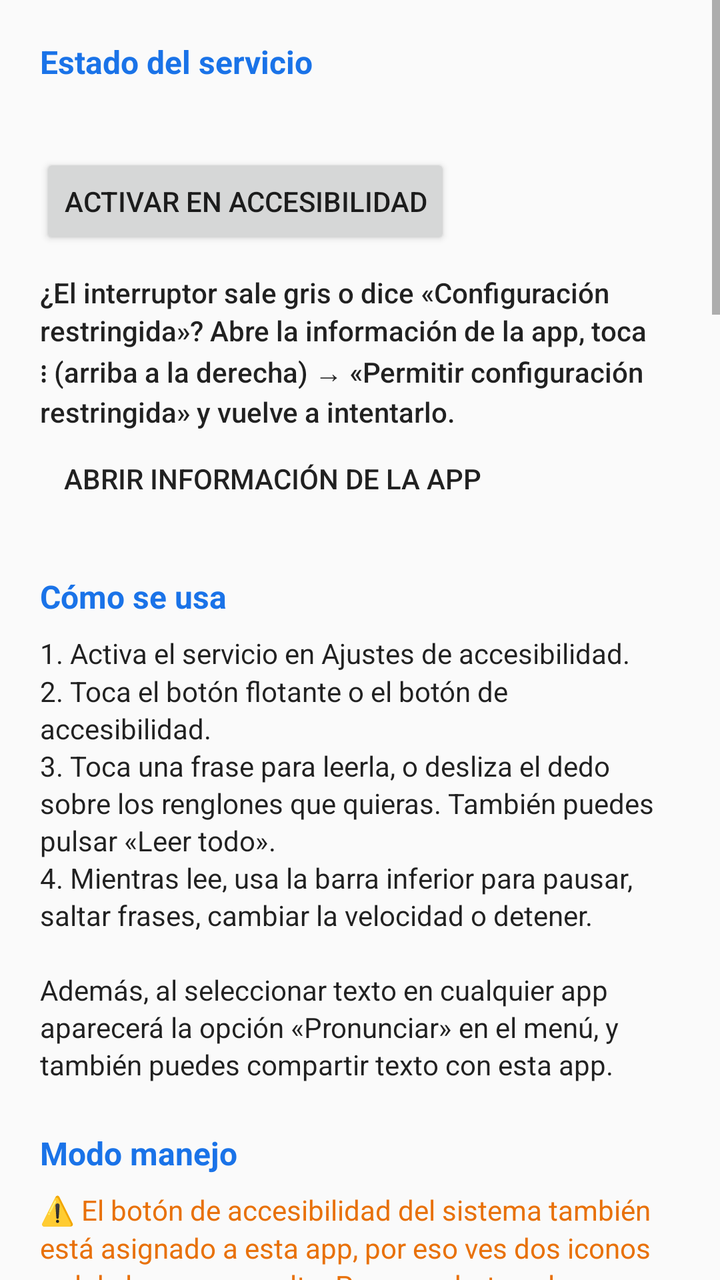
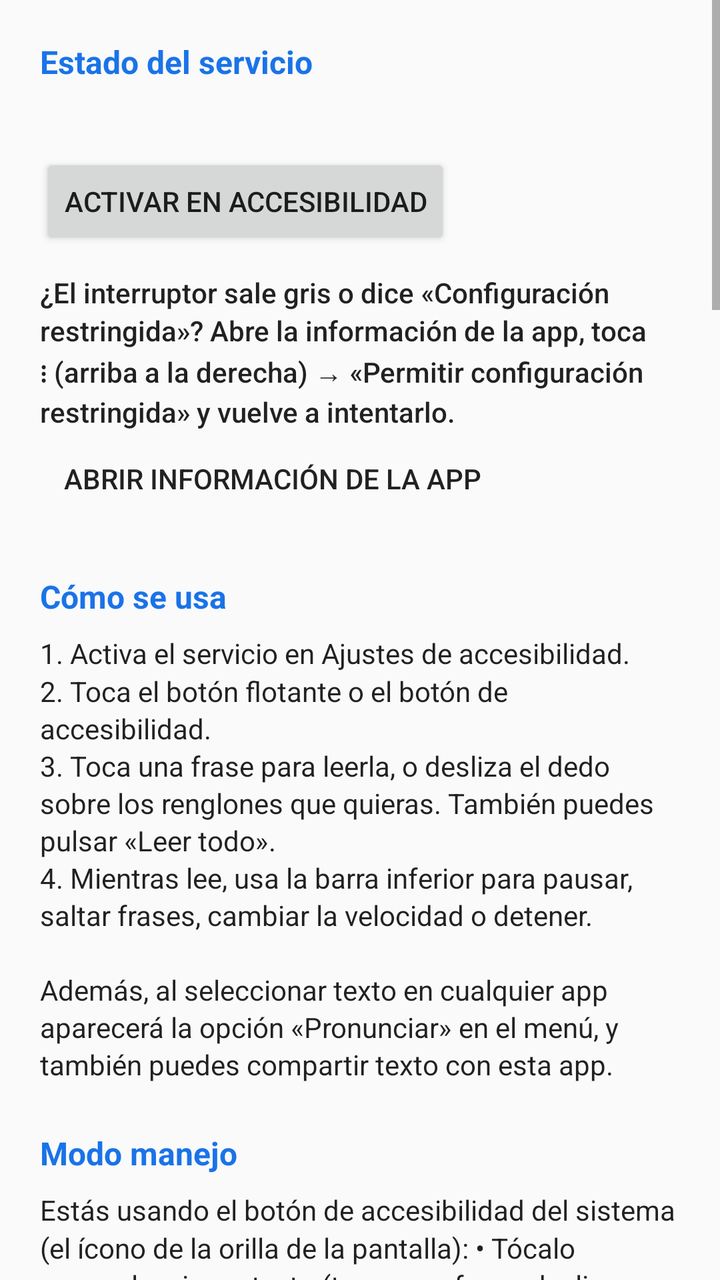

Before-and-after screenshots of an Android layout around one commit, followed by the original layout XML and the change that was made.
<!-- AndroidManifest.xml: application theme AppTheme -->
<!-- res/layout/activity_main.xml -->
<?xml version="1.0" encoding="utf-8"?>
<ScrollView xmlns:android="http://schemas.android.com/apk/res/android"
    android:layout_width="match_parent"
    android:layout_height="match_parent"
    android:fitsSystemWindows="true">

    <LinearLayout
        android:layout_width="match_parent"
        android:layout_height="wrap_content"
        android:orientation="vertical"
        android:padding="@dimen/screen_padding">

        <TextView
            style="@style/SectionTitle"
            android:layout_marginTop="0dp"
            android:text="@string/status_title" />

        <TextView
            android:id="@+id/status_text"
            android:layout_width="match_parent"
            android:layout_height="wrap_content"
            android:textAppearance="@android:style/TextAppearance.Material.Body1" />

        <Button
            android:id="@+id/open_settings"
            android:layout_width="wrap_content"
            android:layout_height="wrap_content"
            android:layout_marginTop="8dp"
            android:text="@string/open_accessibility_settings" />

        <TextView
            android:id="@+id/restricted_help"
            android:layout_width="match_parent"
            android:layout_height="wrap_content"
            android:layout_marginTop="12dp"
            android:lineSpacingMultiplier="1.15"
            android:text="@string/restricted_help"
            android:textAppearance="@android:style/TextAppearance.Material.Body2" />

        <Button
            android:id="@+id/allow_restricted"
            style="?android:attr/borderlessButtonStyle"
            android:layout_width="wrap_content"
            android:layout_height="wrap_content"
            android:text="@string/allow_restricted" />

        <TextView
            style="@style/SectionTitle"
            android:text="@string/how_to_title" />

        <TextView
            android:layout_width="match_parent"
            android:layout_height="wrap_content"
            android:lineSpacingMultiplier="1.15"
            android:text="@string/how_to_body"
            android:textAppearance="@android:style/TextAppearance.Material.Body1" />

        <TextView
            style="@style/SectionTitle"
            android:text="@string/driving_title" />

        <TextView
            android:id="@+id/system_button_warning"
            android:layout_width="match_parent"
            android:layout_height="wrap_content"
            android:lineSpacingMultiplier="1.15"
            android:text="@string/system_button_warning"
            android:textAppearance="@android:style/TextAppearance.Material.Body1"
            android:textColor="#E8710A" />

        <Button
            android:id="@+id/system_button_fix"
            android:layout_width="wrap_content"
            android:layout_height="wrap_content"
            android:text="@string/system_button_fix" />

        <Switch
            android:id="@+id/floating_switch"
            android:layout_width="match_parent"
            android:layout_height="wrap_content"
            android:minHeight="48dp"
            android:text="@string/show_floating_button"
            android:textAppearance="@android:style/TextAppearance.Material.Body1" />

        <TextView
            android:layout_width="match_parent"
            android:layout_height="wrap_content"
            android:layout_marginBottom="8dp"
            android:text="@string/floating_button_help"
            android:lineSpacingMultiplier="1.15"
            android:textAppearance="@android:style/TextAppearance.Material.Body2" />

        <Switch
            android:id="@+id/car_auto_switch"
            android:layout_width="match_parent"
            android:layout_height="wrap_content"
            android:minHeight="48dp"
            android:text="@string/car_auto"
            android:textAppearance="@android:style/TextAppearance.Material.Body1" />

        <Button
            android:id="@+id/car_pick"
            style="?android:attr/borderlessButtonStyle"
            android:layout_width="wrap_content"
            android:layout_height="wrap_content"
            android:text="@string/car_pick" />

        <TextView
            style="@style/SectionTitle"
            android:text="@string/selection_title" />

        <TextView
            android:layout_width="match_parent"
            android:layout_height="wrap_content"
            android:lineSpacingMultiplier="1.15"
            android:text="@string/tap_prompt"
            android:textAppearance="@android:style/TextAppearance.Material.Body1" />

        <RadioGroup
            android:id="@+id/tap_group"
            android:layout_width="match_parent"
            android:layout_height="wrap_content">

            <RadioButton
                android:id="@+id/tap_sentence"
                android:layout_width="match_parent"
                android:layout_height="wrap_content"
                android:minHeight="48dp"
                android:text="@string/tap_sentence" />

            <RadioButton
                android:id="@+id/tap_from"
                android:layout_width="match_parent"
                android:layout_height="wrap_content"
                android:minHeight="48dp"
                android:text="@string/tap_from" />

            <RadioButton
                android:id="@+id/tap_element"
                android:layout_width="match_parent"
                android:layout_height="wrap_content"
                android:minHeight="48dp"
                android:text="@string/tap_element" />
        </RadioGroup>

        <Switch
            android:id="@+id/drag_rows_switch"
            android:layout_width="match_parent"
            android:layout_height="wrap_content"
            android:layout_marginTop="8dp"
            android:minHeight="48dp"
            android:text="@string/drag_rows"
            android:textAppearance="@android:style/TextAppearance.Material.Body1" />

        <TextView
            style="@style/SectionTitle"
            android:text="@string/audio_title" />

        <TextView
            android:layout_width="match_parent"
            android:layout_height="wrap_content"
            android:lineSpacingMultiplier="1.15"
            android:text="@string/music_prompt"
            android:textAppearance="@android:style/TextAppearance.Material.Body1" />

        <RadioGroup
            android:id="@+id/music_group"
            android:layout_width="match_parent"
            android:layout_height="wrap_content">

            <RadioButton
                android:id="@+id/music_duck"
                android:layout_width="match_parent"
                android:layout_height="wrap_content"
                android:minHeight="48dp"
                android:text="@string/music_duck" />

            <RadioButton
                android:id="@+id/music_pause"
                android:layout_width="match_parent"
                android:layout_height="wrap_content"
                android:minHeight="48dp"
                android:text="@string/music_pause" />

            <RadioButton
                android:id="@+id/music_none"
                android:layout_width="match_parent"
                android:layout_height="wrap_content"
                android:minHeight="48dp"
                android:text="@string/music_none" />
        </RadioGroup>

        <TextView
            style="@style/SectionTitle"
            android:text="@string/voice_title" />

        <TextView
            android:id="@+id/rate_label"
            android:layout_width="match_parent"
            android:layout_height="wrap_content"
            android:textAppearance="@android:style/TextAppearance.Material.Body1" />

        <SeekBar
            android:id="@+id/rate_seek"
            android:layout_width="match_parent"
            android:layout_height="wrap_content"
            android:layout_marginBottom="12dp"
            android:max="55" />

        <TextView
            android:id="@+id/pitch_label"
            android:layout_width="match_parent"
            android:layout_height="wrap_content"
            android:textAppearance="@android:style/TextAppearance.Material.Body1" />

        <SeekBar
            android:id="@+id/pitch_seek"
            android:layout_width="match_parent"
            android:layout_height="wrap_content"
            android:layout_marginBottom="12dp"
            android:max="30" />

        <Switch
            android:id="@+id/highlight_switch"
            android:layout_width="match_parent"
            android:layout_height="wrap_content"
            android:minHeight="48dp"
            android:text="@string/highlight_text"
            android:textAppearance="@android:style/TextAppearance.Material.Body1" />


        <Button
            android:id="@+id/tts_settings"
            style="?android:attr/borderlessButtonStyle"
            android:layout_width="wrap_content"
            android:layout_height="wrap_content"
            android:text="@string/tts_settings" />

        <TextView
            style="@style/SectionTitle"
            android:text="@string/ocr_title" />

        <TextView
            android:layout_width="match_parent"
            android:layout_height="wrap_content"
            android:lineSpacingMultiplier="1.15"
            android:text="@string/ocr_help"
            android:textAppearance="@android:style/TextAppearance.Material.Body1" />

        <RadioGroup
            android:id="@+id/ocr_group"
            android:layout_width="match_parent"
            android:layout_height="wrap_content"
            android:layout_marginTop="4dp">

            <RadioButton
                android:id="@+id/ocr_auto"
                android:layout_width="match_parent"
                android:layout_height="wrap_content"
                android:minHeight="48dp"
                android:text="@string/ocr_auto" />

            <RadioButton
                android:id="@+id/ocr_always"
                android:layout_width="match_parent"
                android:layout_height="wrap_content"
                android:minHeight="48dp"
                android:text="@string/ocr_always" />

            <RadioButton
                android:id="@+id/ocr_never"
                android:layout_width="match_parent"
                android:layout_height="wrap_content"
                android:minHeight="48dp"
                android:text="@string/ocr_never" />
        </RadioGroup>

        <TextView
            style="@style/SectionTitle"
            android:text="@string/tile_title" />

        <TextView
            android:layout_width="match_parent"
            android:layout_height="wrap_content"
            android:lineSpacingMultiplier="1.15"
            android:text="@string/tile_help"
            android:textAppearance="@android:style/TextAppearance.Material.Body1" />

        <TextView
            android:layout_width="match_parent"
            android:layout_height="wrap_content"
            android:layout_marginTop="12dp"
            android:text="@string/tile_action_prompt"
            android:textAppearance="@android:style/TextAppearance.Material.Body1" />

        <RadioGroup
            android:id="@+id/tile_action_group"
            android:layout_width="match_parent"
            android:layout_height="wrap_content">

            <RadioButton
                android:id="@+id/tile_action_select"
                android:layout_width="match_parent"
                android:layout_height="wrap_content"
                android:minHeight="48dp"
                android:text="@string/tile_action_select" />

            <RadioButton
                android:id="@+id/tile_action_read_all"
                android:layout_width="match_parent"
                android:layout_height="wrap_content"
                android:minHeight="48dp"
                android:text="@string/tile_action_read_all" />
        </RadioGroup>

        <Button
            android:id="@+id/tile_add"
            android:layout_width="wrap_content"
            android:layout_height="wrap_content"
            android:layout_marginTop="4dp"
            android:text="@string/tile_add" />

        <TextView
            style="@style/SectionTitle"
            android:text="@string/test_title" />

        <EditText
            android:id="@+id/test_text"
            android:layout_width="match_parent"
            android:layout_height="wrap_content"
            android:hint="@string/test_hint"
            android:importantForAutofill="no"
            android:inputType="textMultiLine|textCapSentences"
            android:minLines="2"
            android:text="@string/test_default" />

        <LinearLayout
            android:layout_width="match_parent"
            android:layout_height="wrap_content"
            android:layout_marginTop="8dp"
            android:orientation="horizontal">

            <Button
                android:id="@+id/test_speak"
                android:layout_width="wrap_content"
                android:layout_height="wrap_content"
                android:text="@string/speak" />

            <Button
                android:id="@+id/test_stop"
                style="?android:attr/borderlessButtonStyle"
                android:layout_width="wrap_content"
                android:layout_height="wrap_content"
                android:layout_marginStart="8dp"
                android:text="@string/stop" />
        </LinearLayout>
    </LinearLayout>
</ScrollView>
<!-- resources referenced by this layout -->
<resources>
  <dimen name="screen_padding">20dp</dimen>
  <string name="allow_restricted">Abrir información de la app</string>
  <string name="audio_title">Audio</string>
  <string name="car_auto">Mostrar el botón solo cuando el teléfono esté conectado al Bluetooth del carro</string>
  <string name="car_pick">Elegir el Bluetooth del carro</string>
  <string name="drag_rows">Al deslizar, seleccionar renglones completos (más fácil con una mano)</string>
  <string name="driving_title">Modo manejo</string>
  <string name="highlight_text">Resaltar el texto que se está leyendo</string>
  <string name="how_to_title">Cómo se usa</string>
  <string name="music_duck">Bajar el volumen de la música</string>
  <string name="music_none">No hacer nada</string>
  <string name="music_pause">Pausar la música y reanudarla al terminar</string>
  <string name="music_prompt">Si hay música sonando (Spotify, etc.) mientras lee:</string>
  <string name="ocr_always">Siempre reconocer desde la imagen</string>
  <string name="ocr_auto">Automático: solo donde no hay texto accesible</string>
  <string name="ocr_help">Algunas apps (visores de PDF, fotos, juegos) muestran el texto como imagen. En ese caso se hace una captura y se reconoce el texto en el teléfono, sin internet. Requiere Android 11 o superior.</string>
  <string name="ocr_never">Nunca</string>
  <string name="ocr_title">Texto en imágenes y PDF</string>
  <string name="open_accessibility_settings">Activar en Accesibilidad</string>
  <string name="restricted_help">¿El interruptor sale gris o dice «Configuración restringida»? Abre la información de la app, toca ⋮ (arriba a la derecha) → «Permitir configuración restringida» y vuelve a intentarlo.</string>
  <string name="selection_title">Selección</string>
  <string name="show_floating_button">Botón flotante visible</string>
  <string name="speak">Pronunciar</string>
  <string name="status_title">Estado del servicio</string>
  <string name="stop">Detener</string>
  <string name="system_button_fix">Quitar el botón del sistema</string>
  <string name="system_button_warning">⚠️ El botón de accesibilidad del sistema también está asignado a esta app, por eso ves dos iconos y el de la app se oculta. Para quedarte solo con el de la app (que se puede ocultar y se activa con el carro): Accesibilidad → Seleccionar para pronunciar → desactiva el «Acceso directo».</string>
  <string name="tap_element">Leer el mensaje o párrafo completo</string>
  <string name="tap_from">Leer desde la frase tocada hasta el final</string>
  <string name="tap_prompt">Al tocar un texto:</string>
  <string name="tap_sentence">Leer solo la frase tocada</string>
  <string name="test_default">Hola. Esta es una prueba de Seleccionar para pronunciar.</string>
  <string name="test_hint">Escribe algo para escucharlo…</string>
  <string name="test_title">Probar</string>
  <string name="tile_action_prompt">Al tocar el icono:</string>
  <string name="tile_action_read_all">Leer toda la pantalla</string>
  <string name="tile_action_select">Seleccionar texto</string>
  <string name="tile_add">Añadir icono al panel</string>
  <string name="tile_help">Añade el icono «Pronunciar» al panel de Ajustes rápidos (en Xiaomi: Centro de control → Editar). Si ya está leyendo, tocarlo detiene la lectura. Mantenerlo pulsado abre esta pantalla.</string>
  <string name="tile_title">Icono de Ajustes rápidos</string>
  <string name="tts_settings">Ajustes de texto a voz del sistema</string>
  <string name="voice_title">Voz</string>
  <dimen name="section_gap">24dp</dimen>
  <color name="primary">#1A73E8</color>
  <color name="primary_dark">#174EA6</color>
  <!-- unchanged entries left out for length: 4 -->
</resources>

<!-- the commit's change to res/layout/activity_main.xml (unified diff, before → after) -->
@@ -60,19 +60,18 @@
             android:text="@string/driving_title" />
 
         <TextView
-            android:id="@+id/system_button_warning"
-            android:layout_width="match_parent"
-            android:layout_height="wrap_content"
-            android:lineSpacingMultiplier="1.15"
-            android:text="@string/system_button_warning"
-            android:textAppearance="@android:style/TextAppearance.Material.Body1"
-            android:textColor="#E8710A" />
-
-        <Button
-            android:id="@+id/system_button_fix"
-            android:layout_width="wrap_content"
-            android:layout_height="wrap_content"
-            android:text="@string/system_button_fix" />
+            android:id="@+id/system_button_info"
+            android:layout_width="match_parent"
+            android:layout_height="wrap_content"
+            android:lineSpacingMultiplier="1.15"
+            android:text="@string/system_button_info"
+            android:textAppearance="@android:style/TextAppearance.Material.Body1" />
+
+        <LinearLayout
+            android:id="@+id/own_button_options"
+            android:layout_width="match_parent"
+            android:layout_height="wrap_content"
+            android:orientation="vertical">
 
         <Switch
             android:id="@+id/floating_switch"
@@ -104,6 +103,7 @@
             android:layout_width="wrap_content"
             android:layout_height="wrap_content"
             android:text="@string/car_pick" />
+        </LinearLayout>
 
         <TextView
             style="@style/SectionTitle"
<!-- resource entries referenced after the edit -->
@@ -25,8 +25,12 @@
   <string name="speak">Pronunciar</string>
   <string name="status_title">Estado del servicio</string>
   <string name="stop">Detener</string>
-  <string name="system_button_fix">Quitar el botón del sistema</string>
-  <string name="system_button_warning">⚠️ El botón de accesibilidad del sistema también está asignado a esta app, por eso ves dos iconos y el de la app se oculta. Para quedarte solo con el de la app (que se puede ocultar y se activa con el carro): Accesibilidad → Seleccionar para pronunciar → desactiva el «Acceso directo».</string>
+  <string name="system_button_info">Estás usando el botón de accesibilidad del sistema (el ícono de la orilla de la pantalla):
+  • Tócalo para seleccionar texto (tocar una frase, deslizar sobre renglones o «Leer todo»).
+  • Mientras lee, tócalo otra vez para detener.
+  • Si está pegado a la orilla y medio escondido, el primer toque solo lo saca: arrástralo un poco hacia adentro para que responda al primer toque.
+  
+  Con el botón del sistema no se puede ocultar automáticamente al bajar del carro (eso solo funciona con el botón propio de la app).</string>
   <string name="tap_element">Leer el mensaje o párrafo completo</string>
   <string name="tap_from">Leer desde la frase tocada hasta el final</string>
   <string name="tap_prompt">Al tocar un texto:</string>
